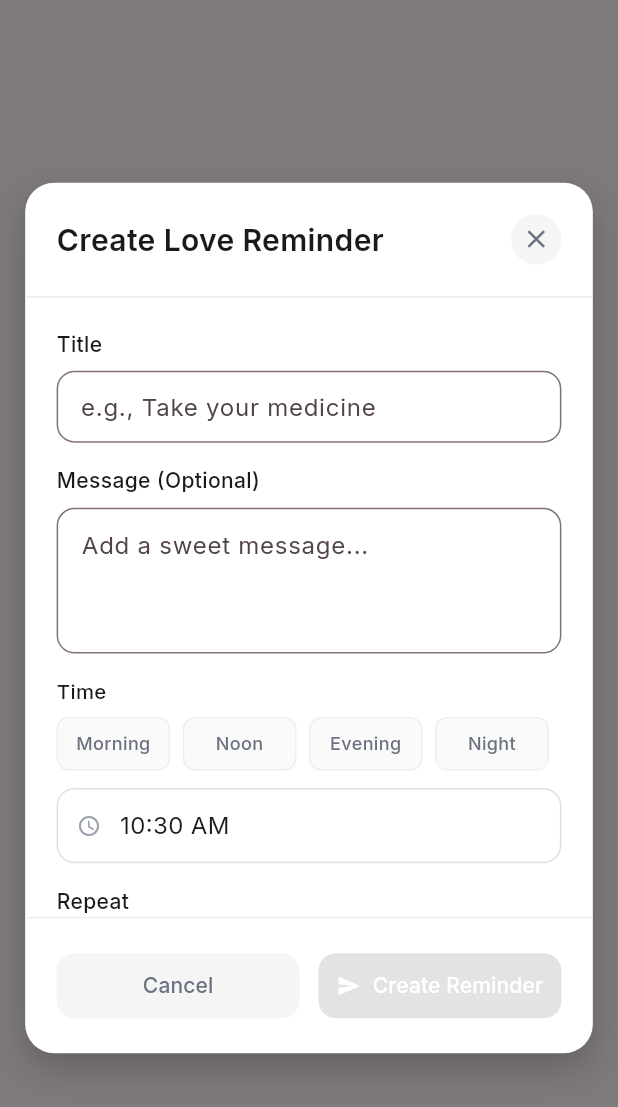
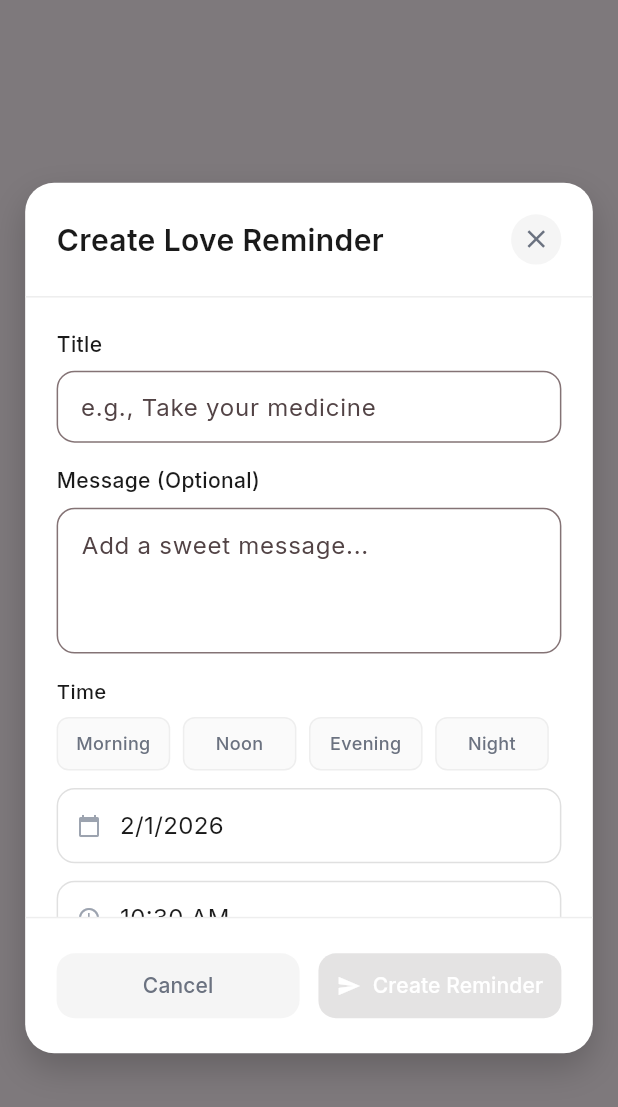
Before and after one commit to sagorahamed1/love-reminder, a Flutter app: the CreateReminderModal widget shown alone on an empty page, opened directly with empty values, on a phone screen of 412 x 824 dp. Shown: the top 1107 px of the screen. Run offline on Flutter 3.47's test engine with Material 3 defaults, Android fonts, the phone set to English and light mode, and no system bars; our stand-ins replace cached_network_image, firebase_auth, firebase_core, flutter_screenutil, flutter_staggered_animations, get and 5 more; missing offline and left inert: mime_type; accounts and stored records are empty; network calls fail.

Commit message:
reminder integration done

```diff
--- a/lib/controllers/auth_controller.dart
+++ b/lib/controllers/auth_controller.dart
@@ -225,7 +225,8 @@ class AuthController extends GetxController {
   handleLogIn() async {
     logInLoading.value = true;
     var headers = {'Content-Type': 'application/json'};
-    var body = {"email": "temp1.mamun@gmail.com", "password": "1qazxsw2"};
+    // var body = {"email": "temp1.mamun@gmail.com", "password": "1qazxsw2"};
+    var body = {"email": "user@gmail.com", "password": "1qazxsw2"};
     var response = await ApiClient.postData(
       ApiConstants.signInEndPoint,
       jsonEncode(body),
@@ -238,7 +239,7 @@ class AuthController extends GetxController {
         AppConstants.bearerToken,
         response.body["data"]['tokens']["accessToken"],
       );
-      PrefsHelper.setString(AppConstants.email, "sagor@gmail.com");
+      PrefsHelper.setString(AppConstants.email, "user@gmail.com");
       PrefsHelper.setString(AppConstants.name, data["user"]['name']);
       PrefsHelper.setString(AppConstants.image, data["user"]['profileImage']);
       PrefsHelper.setString(AppConstants.userId, data["user"]['_id']);
--- a/lib/models/getreminder_model.dart
+++ b/lib/models/getreminder_model.dart
@@ -1,15 +1,24 @@
+// To parse this JSON data, do
+//
+//     final getReminderModel = getReminderModelFromJson(jsonString);
 
+import 'dart:convert';
 
+GetReminderModel getReminderModelFromJson(String str) => GetReminderModel.fromJson(json.decode(str));
 
+String getReminderModelToJson(GetReminderModel data) => json.encode(data.toJson());
 
 class GetReminderModel {
   final String? id;
   final String? senderId;
   final String? receiverId;
-  final String? name;
-  final String? body;
-  final DateTime? dateTime;
-  final String? status;
+  final String? title;
+  final String? message;
+  final String? repeat;
+  final DateTime? date;
+  final String? time;
+  final String? emoji;
+  final bool? completed; // Add completed property for UI
   final DateTime? createdAt;
   final DateTime? updatedAt;
   final int? v;
@@ -22,10 +31,13 @@ class GetReminderModel {
     this.id,
     this.senderId,
     this.receiverId,
-    this.name,
-    this.body,
-    this.dateTime,
-    this.status,
+    this.title,
+    this.message,
+    this.repeat,
+    this.date,
+    this.time,
+    this.emoji,
+    this.completed,
     this.createdAt,
     this.updatedAt,
     this.v,
@@ -39,10 +51,13 @@ class GetReminderModel {
     id: json["_id"],
     senderId: json["senderId"],
     receiverId: json["receiverId"],
-    name: json["name"],
-    body: json["body"],
-    dateTime: json["dateTime"] == null ? null : DateTime.parse(json["dateTime"]),
-    status: json["status"],
+    title: json["title"],
+    message: json["message"],
+    repeat: json["repeat"],
+    date: json["date"] == null ? null : DateTime.parse(json["date"]),
+    time: json["time"],
+    emoji: json["emoji"],
+    completed: json["completed"], // Add completed from API response
     createdAt: json["createdAt"] == null ? null : DateTime.parse(json["createdAt"]),
     updatedAt: json["updatedAt"] == null ? null : DateTime.parse(json["updatedAt"]),
     v: json["__v"],
@@ -56,10 +71,13 @@ class GetReminderModel {
     "_id": id,
     "senderId": senderId,
     "receiverId": receiverId,
-    "name": name,
-    "body": body,
-    "dateTime": dateTime?.toIso8601String(),
-    "status": status,
+    "title": title,
+    "message": message,
+    "repeat": repeat,
+    "date": date?.toIso8601String(),
+    "time": time,
+    "emoji": emoji,
+    "completed": completed,
     "createdAt": createdAt?.toIso8601String(),
     "updatedAt": updatedAt?.toIso8601String(),
     "__v": v,
--- a/lib/services/api_constants.dart
+++ b/lib/services/api_constants.dart
@@ -1,9 +1,14 @@
 class ApiConstants{
 
 
-  static const String baseUrl = "https://love-mamun.sarv.live/api/v1";
-  static const String imageBaseUrl = "https://love-mamun.sarv.live/upload/";
-  static const String socketBaseUrl = "https://love-mamun.sarv.live";
+  // static const String baseUrl = "https://love-mamun.sarv.live/api/v1";
+  // static const String imageBaseUrl = "https://love-mamun.sarv.live/upload/";
+  // static const String socketBaseUrl = "https://love-mamun.sarv.live";
+
+
+  static const String baseUrl = "https://6c0hk6c2-8089.inc1.devtunnels.ms/api/v1";
+  static const String imageBaseUrl = "https://6c0hk6c2-8089.inc1.devtunnels.ms/upload/";
+  static const String socketBaseUrl = "https://6c0hk6c2-8089.inc1.devtunnels.ms";
 
 
 
@@ -27,7 +32,8 @@ class ApiConstants{
 
 
   static const String signInEndPoint = "/auth/login";
-  static  String getReminder(String? page) => "/reminder?limit=10&page=${page??"1"}";
+  static String getReminder(String? page) => "/reminder?limit=5&page=${page ?? "1"}";
+
 
 
 
--- a/lib/widgets/create_reminder_modal.dart
+++ b/lib/widgets/create_reminder_modal.dart
@@ -1,10 +1,7 @@
 import 'package:flutter/material.dart';
 import 'package:get/get.dart';
-import 'package:provider/provider.dart';
 import 'package:flutter_screenutil/flutter_screenutil.dart';
 import '../controllers/reminder_controller.dart';
-import '../providers/reminder_provider.dart';
-import '../models/reminder.dart';
 import '../utils/app_colors.dart';
 
 class CreateReminderModal extends StatefulWidget {
@@ -22,6 +19,7 @@ class _CreateReminderModalState extends State<CreateReminderModal> {
   final _titleController = TextEditingController();
   final _messageController = TextEditingController();
   TimeOfDay _selectedTime = TimeOfDay.now();
+  DateTime _selectedDate = DateTime.now();
   String _selectedEmoji = '';
   List<String> _selectedDays = ['daily'];
   bool _isLoading = false;
@@ -252,6 +250,48 @@ class _CreateReminderModalState extends State<CreateReminderModal> {
                             ),
                           );
                         }).toList(),
+                      ),
+                      SizedBox(height: 12.h),
+
+                      // Date Picker
+                      GestureDetector(
+                        onTap: () async {
+                          final date = await showDatePicker(
+                            context: context,
+                            initialDate: _selectedDate,
+                            firstDate: DateTime.now(),
+                            lastDate: DateTime.now().add(const Duration(days: 365)),
+                          );
+                          if (date != null) {
+                            setState(() {
+                              _selectedDate = date;
+                            });
+                          }
+                        },
+                        child: Container(
+                          padding: EdgeInsets.all(12.w),
+                          decoration: BoxDecoration(
+                            border: Border.all(color: Colors.grey.shade300),
+                            borderRadius: BorderRadius.circular(12),
+                          ),
+                          child: Row(
+                            children: [
+                              const Icon(
+                                Icons.calendar_today,
+                                color: AppColors.textLight,
+                                size: 16,
+                              ),
+                              SizedBox(width: 12.w),
+                              Text(
+                                '${_selectedDate.day}/${_selectedDate.month}/${_selectedDate.year}',
+                                style: const TextStyle(
+                                  fontSize: 16,
+                                  color: AppColors.textPrimary,
+                                ),
+                              ),
+                            ],
+                          ),
+                        ),
                       ),
                       SizedBox(height: 12.h),
 
@@ -522,30 +562,27 @@ class _CreateReminderModalState extends State<CreateReminderModal> {
     });
 
     try {
-      // final reminder = Reminder(
-      //   id: DateTime.now().millisecondsSinceEpoch.toString(),
-      //   title: _titleController.text,
-      //   message: _messageController.text.isEmpty
-      //       ? null
-      //       : _messageController.text,
-      //   time: _formatTimeOfDay(_selectedTime),
-      //   days: _selectedDays,
-      //   emoji: _selectedEmoji.isEmpty ? null : _selectedEmoji,
-      //   fromUserId: '1', // Mock user ID
-      //   toUserId: '2', // Mock partner ID
-      //   createdAt: DateTime.now(),
-      // );
-      //
-      var reminderMessage = {
-          "name": "${_titleController.text}",
-          "body": "${_messageController.text}",
-          "dateTime": "2025-12-20T16:00:00.000Z"
-      };
+      final success = await reminderController.createReminder(
+        title: _titleController.text,
+        message: _messageController.text,
+        repeat: _selectedDays.first, // Using the first selected day as repeat
+        date: _selectedDate.toIso8601String(), // Using selected date
+        time: _formatTimeOfDay(_selectedTime),
+        emoji: _selectedEmoji,
+      );
 
-
-      reminderController.createReminder(body: reminderMessage);
-
-      widget.onClose();
+      if (success) {
+        widget.onClose();
+        // Show success message
+        ScaffoldMessenger.of(context).showSnackBar(
+          const SnackBar(
+            content: Text('Reminder created successfully!'),
+            backgroundColor: AppColors.success,
+          ),
+        );
+      } else {
+        throw Exception('Failed to create reminder');
+      }
     } catch (e) {
       ScaffoldMessenger.of(context).showSnackBar(
         SnackBar(
```
Also changed, not shown: lib/controllers/reminder_controller.dart (+122 -47 lines), lib/screens/main_screen.dart (+9 -1 lines), lib/screens/reminders_screen.dart (+49 -43 lines), lib/widgets/reminder_card.dart (+58 -54 lines).
